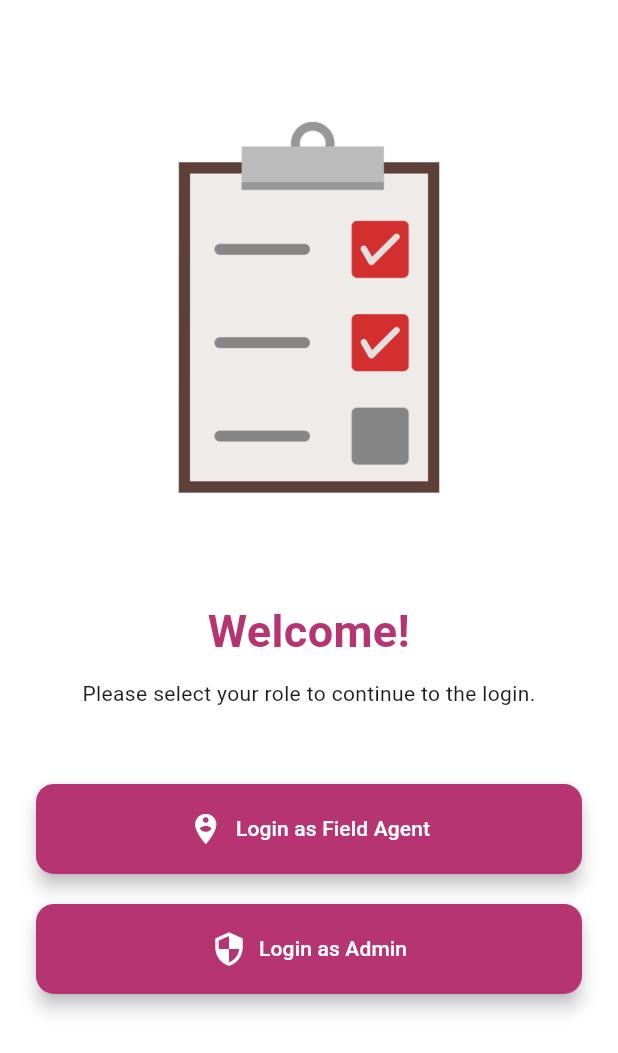
After one commit to robiulsunnyemon/field_task_app, a Flutter app: the screen it shows after launch, after a tap on "Login as Field Agent", on a phone screen of 412 x 824 dp. The commit adds this screen. Shown: the top 1053 px of the screen. Run offline on Flutter 3.47's test engine with Material 3 defaults, Android fonts, the phone set to English and light mode, and no system bars; our stand-ins replace get.

Commit message:
complete onboarding screen

```diff
--- a/lib/app/core/field_task/field_task.dart
+++ b/lib/app/core/field_task/field_task.dart
@@ -1,6 +1,7 @@
 import 'package:flutter/material.dart';
 import 'package:get/get.dart';
 import '../../routes/app_pages.dart';
+import '../theme/app_theme.dart';
 
 class FieldTask extends StatelessWidget {
   const FieldTask({super.key});
@@ -9,8 +10,10 @@ class FieldTask extends StatelessWidget {
   Widget build(BuildContext context) {
     return GetMaterialApp(
       title: "Application",
+      theme: AppTheme.lightTheme,
       initialRoute: AppPages.INITIAL,
       getPages: AppPages.routes,
+      debugShowCheckedModeBanner: false,
     );
   }
 }
--- /dev/null
+++ b/lib/app/core/theme/app_theme.dart
@@ -0,0 +1,8 @@
+import 'package:field_task_app/app/core/utils/app_colors.dart';
+import 'package:flutter/material.dart';
+
+class AppTheme {
+  static ThemeData lightTheme=ThemeData(
+    scaffoldBackgroundColor: AppColors.primaryColor,
+  );
+}
--- a/lib/app/core/utils/app_colors.dart
+++ b/lib/app/core/utils/app_colors.dart
@@ -0,0 +1,5 @@
+import 'dart:ui';
+
+class AppColors {
+  static Color primaryColor= Color(0xffB53471);
+}
--- /dev/null
+++ b/lib/app/modules/onboarding/bindings/onboarding_binding.dart
@@ -0,0 +1,12 @@
+import 'package:get/get.dart';
+
+import '../controllers/onboarding_controller.dart';
+
+class OnboardingBinding extends Bindings {
+  @override
+  void dependencies() {
+    Get.lazyPut<OnboardingController>(
+      () => OnboardingController(),
+    );
+  }
+}
--- /dev/null
+++ b/lib/app/modules/onboarding/controllers/onboarding_controller.dart
@@ -0,0 +1,23 @@
+import 'package:get/get.dart';
+
+class OnboardingController extends GetxController {
+  //TODO: Implement OnboardingController
+
+  final count = 0.obs;
+  @override
+  void onInit() {
+    super.onInit();
+  }
+
+  @override
+  void onReady() {
+    super.onReady();
+  }
+
+  @override
+  void onClose() {
+    super.onClose();
+  }
+
+  void increment() => count.value++;
+}
--- /dev/null
+++ b/lib/app/modules/onboarding/views/onboarding_view.dart
@@ -0,0 +1,105 @@
+import 'package:field_task_app/app/core/utils/app_colors.dart';
+import 'package:flutter/material.dart';
+
+import 'package:get/get.dart';
+import 'package:get/get_connect/http/src/utils/utils.dart';
+
+import '../controllers/onboarding_controller.dart';
+
+class OnboardingView extends GetView<OnboardingController> {
+  const OnboardingView({super.key});
+  @override
+  Widget build(BuildContext context) {
+
+    final size = MediaQuery.of(context).size;
+
+    return Scaffold(
+      backgroundColor: Colors.white,
+      body: SingleChildScrollView(
+        child: Padding(
+          padding: const EdgeInsets.symmetric(horizontal: 24.0, vertical: 40.0),
+          child: Column(
+            crossAxisAlignment: CrossAxisAlignment.center,
+            children: <Widget>[
+
+              SizedBox(
+                height: size.height * 0.4,
+                child: Image.asset(
+                  'assets/imgs/task.png',
+                  fit: BoxFit.contain,
+                ),
+              ),
+              const SizedBox(height: 30),
+
+
+              Text(
+                'Welcome!',
+                style: TextStyle(
+                  color: AppColors.primaryColor,
+                  fontSize: 30,
+                  fontWeight: FontWeight.bold,
+                ),
+                textAlign: TextAlign.center,
+              ),
+              const SizedBox(height: 10),
+
+
+              Text(
+                'Please select your role to continue to the login.',
+                textAlign: TextAlign.center,
+              ),
+              const SizedBox(height: 50),
+
+              _buildLoginButton(
+                context,
+                text: 'Login as Field Agent',
+                icon: Icons.person_pin_circle,
+                color: AppColors.primaryColor,
+                onPressed:(){}
+              ),
+
+              const SizedBox(height: 20),
+
+              _buildLoginButton(
+                context,
+                text: 'Login as Admin',
+                icon: Icons.security,
+                  color: AppColors.primaryColor,
+                onPressed: (){}
+              ),
+
+            ],
+          ),
+        ),
+      ),
+    );
+  }
+}
+
+
+Widget _buildLoginButton(
+    BuildContext context, {
+      required String text,
+      required IconData icon,
+      required Color color,
+      required VoidCallback onPressed,
+    }) {
+  return ElevatedButton.icon(
+    icon: Icon(icon, color: Colors.white, size: 24),
+    label: Text(
+      text,style: TextStyle(
+      color: Colors.white
+    ),
+    ),
+    onPressed: onPressed,
+    style: ElevatedButton.styleFrom(
+      backgroundColor: color,
+      minimumSize: const Size(double.infinity, 60),
+      shape: RoundedRectangleBorder(
+        borderRadius: BorderRadius.circular(12),
+      ),
+      padding: const EdgeInsets.symmetric(vertical: 15),
+      elevation: 5,
+    ),
+  );
+}
--- a/lib/app/modules/splash/controllers/splash_controller.dart
+++ b/lib/app/modules/splash/controllers/splash_controller.dart
@@ -8,7 +8,7 @@ class SplashController extends GetxController {
   void onInit() {
 
     Timer(const Duration(seconds: 3), () {
-      Get.offNamed(Routes.HOME);
+      Get.offNamed(Routes.ONBOARDING);
     });
     super.onInit();
   }
--- a/lib/app/modules/splash/views/splash_view.dart
+++ b/lib/app/modules/splash/views/splash_view.dart
@@ -6,8 +6,8 @@ class SplashView extends GetView<SplashController> {
   const SplashView({super.key});
   @override
   Widget build(BuildContext context) {
+    Get.find<SplashController>();
     return const Scaffold(
-      backgroundColor: Colors.indigo,
       body: Center(
         child: Column(
           mainAxisAlignment: MainAxisAlignment.center,
--- a/lib/app/routes/app_pages.dart
+++ b/lib/app/routes/app_pages.dart
@@ -4,6 +4,8 @@ import '../modules/home/bindings/home_binding.dart';
 import '../modules/home/views/home_view.dart';
 import '../modules/login/bindings/login_binding.dart';
 import '../modules/login/views/login_view.dart';
+import '../modules/onboarding/bindings/onboarding_binding.dart';
+import '../modules/onboarding/views/onboarding_view.dart';
 import '../modules/splash/bindings/splash_binding.dart';
 import '../modules/splash/views/splash_view.dart';
 
@@ -30,5 +32,10 @@ class AppPages {
       page: () => const SplashView(),
       binding: SplashBinding(),
     ),
+    GetPage(
+      name: _Paths.ONBOARDING,
+      page: () => const OnboardingView(),
+      binding: OnboardingBinding(),
+    ),
   ];
 }
--- a/lib/app/routes/app_routes.dart
+++ b/lib/app/routes/app_routes.dart
@@ -6,6 +6,7 @@ abstract class Routes {
   static const HOME = _Paths.HOME;
   static const LOGIN = _Paths.LOGIN;
   static const SPLASH = _Paths.SPLASH;
+  static const ONBOARDING = _Paths.ONBOARDING;
 }
 
 abstract class _Paths {
@@ -13,4 +14,5 @@ abstract class _Paths {
   static const HOME = '/home';
   static const LOGIN = '/login';
   static const SPLASH = '/splash';
+  static const ONBOARDING = '/onboarding';
 }
--- a/pubspec.yaml
+++ b/pubspec.yaml
@@ -57,6 +57,8 @@ flutter:
   # included with your application, so that you can use the icons in
   # the material Icons class.
   uses-material-design: true
+  assets:
+    - assets/imgs/
 
   # To add assets to your application, add an assets section, like this:
   # assets:
```
Also changed, not shown: assets/imgs/task.png (added).
